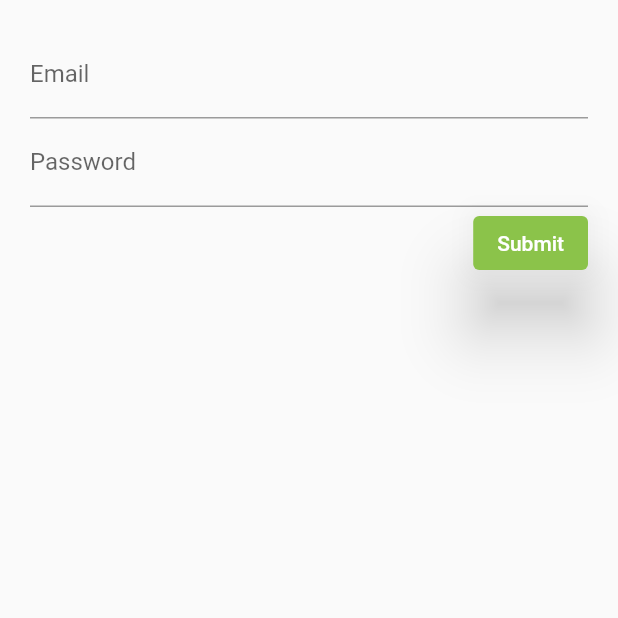
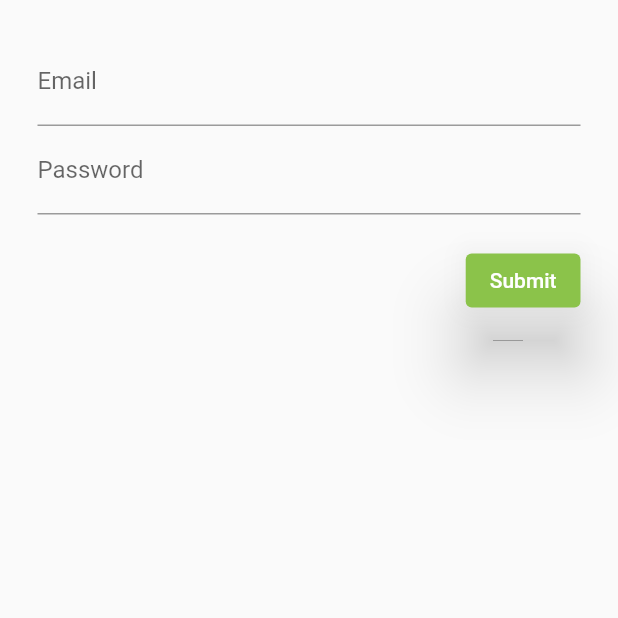
Before and after one commit to Zpolonius/login_stateful, a Flutter app: the screen it shows after launch, on a phone screen of 412 x 824 dp, the top half of it. Run offline on Flutter 3.47's test engine with Material 2 defaults, Android fonts, the phone set to English and light mode, and no system bars; missing offline and left inert: dart:ffi.

Commit message:
added container

```diff
--- a/lib/src/Screens/login_screen.dart
+++ b/lib/src/Screens/login_screen.dart
@@ -1,3 +1,5 @@
+import 'dart:ffi';
+
 import 'package:flutter/material.dart';
 
 class LoginScreen extends StatefulWidget{
@@ -18,7 +20,8 @@ class LoginScreen extends StatefulWidget{
   @override
   Widget build(context){
       return Container(
-        margin: const EdgeInsets.all(20.0),
+
+        margin: const EdgeInsets.all(25.0),
 
         child: Form(
           child: Column(
@@ -26,6 +29,7 @@ class LoginScreen extends StatefulWidget{
             children: [
               emailField(),
               passwordField(),
+            Container( margin: const EdgeInsets.all(10),),
               submitButton(),
 
             ],
```
